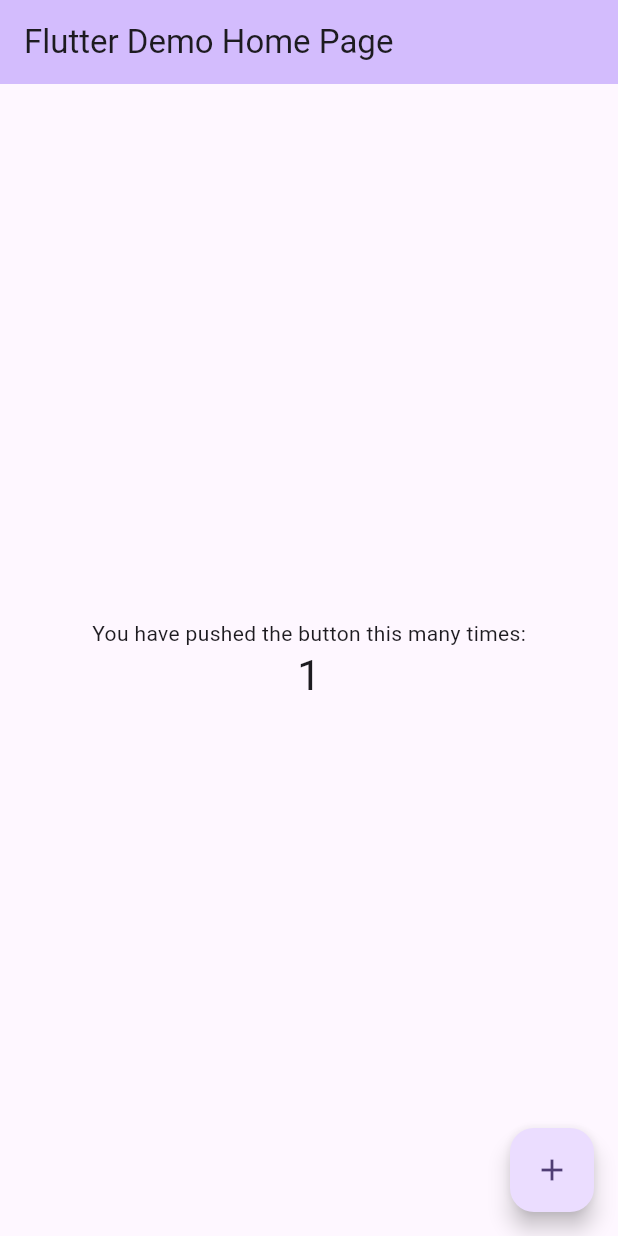
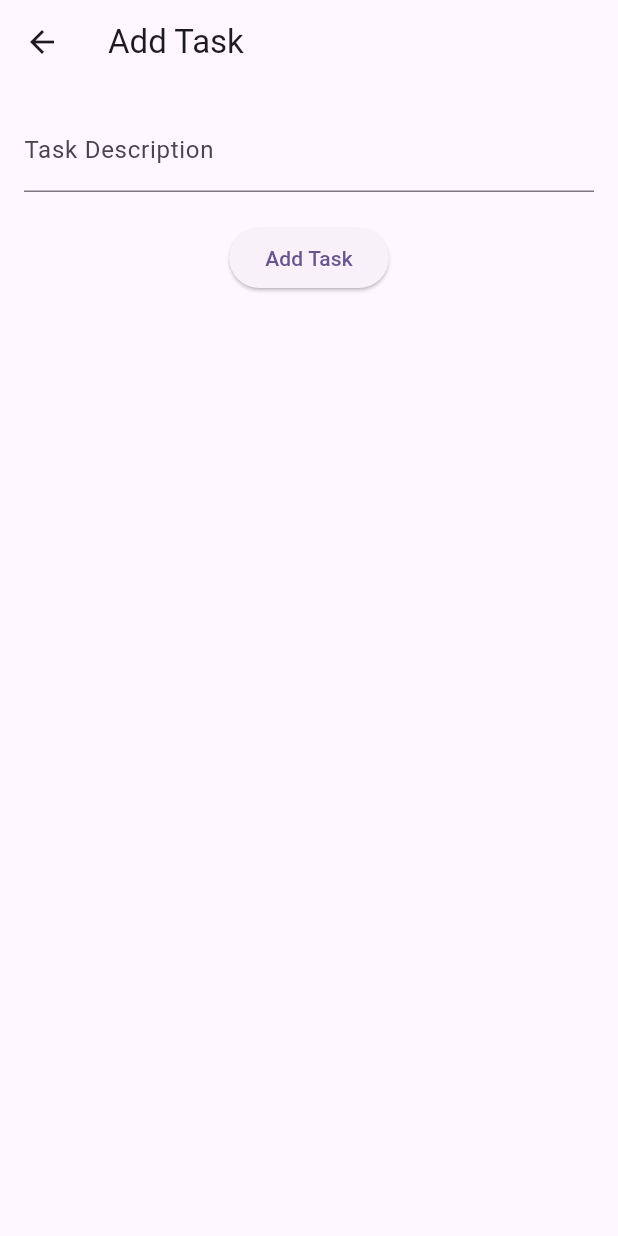
Before and after one commit to abuzarsaddiqui/task_manager_flutter, a Flutter app: the screen it shows after launch, after a tap on the "add" icon, on a phone screen of 412 x 824 dp. Run offline on Flutter 3.47's test engine with Material 3 defaults, Android fonts, the phone set to English and light mode, and no system bars; our stand-ins replace bloc, flutter_bloc.

Commit message:
feat: added listing and add screens with bloc

```diff
--- a/lib/domain/entity/task.dart
+++ b/lib/domain/entity/task.dart
@@ -2,9 +2,9 @@ import 'package:uuid/uuid.dart';
 
 class Task {
   final String id;
-  final String title;
+  final String description;
 
-  Task({required this.title})
+  Task({required this.description})
   : id = const Uuid().v1();
 
   @override
@@ -17,6 +17,6 @@ class Task {
 
   @override
   String toString() {
-    return 'Task{id: $id, title: $title}';
+    return 'Task{id: $id, title: $description}';
   }
 }
--- a/lib/domain/usecase/add_task_usecase.dart
+++ b/lib/domain/usecase/add_task_usecase.dart
@@ -6,7 +6,7 @@ class AddTaskUseCase {
 
   AddTaskUseCase(this._repository);
 
-  Future<void> addTask(Task task) {
-    return _repository.addTask(task);
+  Future<void> addTask(String description) {
+    return _repository.addTask(Task(description: description));
   }
 }
--- a/lib/main.dart
+++ b/lib/main.dart
@@ -1,4 +1,14 @@
 import 'package:flutter/material.dart';
+import 'package:flutter_bloc/flutter_bloc.dart';
+import 'package:task_manager/data/task_repository_impl.dart';
+import 'package:task_manager/presentation/bloc/task/task_bloc.dart';
+import 'package:task_manager/presentation/bloc/task/task_state.dart';
+import 'package:task_manager/presentation/screens/add_task_screen.dart';
+import 'package:task_manager/presentation/screens/list_task.dart';
+
+import 'domain/usecase/add_task_usecase.dart';
+import 'domain/usecase/delete_task_usecase.dart';
+import 'domain/usecase/list_tasks_usecase.dart';
 
 void main() {
   runApp(const MyApp());
@@ -10,28 +20,20 @@
   // This widget is the root of your application.
   @override
   Widget build(BuildContext context) {
-    return MaterialApp(
-      title: 'Flutter Demo',
-      theme: ThemeData(
-        // This is the theme of your application.
-        //
-        // TRY THIS: Try running your application with "flutter run". You'll see
-        // the application has a purple toolbar. Then, without quitting the app,
-        // try changing the seedColor in the colorScheme below to Colors.green
-        // and then invoke "hot reload" (save your changes or press the "hot
-        // reload" button in a Flutter-supported IDE, or press "r" if you used
-        // the command line to start the app).
-        //
-        // Notice that the counter didn't reset back to zero; the application
-        // state is not lost during the reload. To reset the state, use hot
-        // restart instead.
-        //
-        // This works for code too, not just values: Most code changes can be
-        // tested with just a hot reload.
-        colorScheme: ColorScheme.fromSeed(seedColor: Colors.deepPurple),
-        useMaterial3: true,
-      ),
-      home: const MyHomePage(title: 'Flutter Demo Home Page'),
+    return BlocProvider<TasksBloc>(
+      create: (context) => TasksBloc(
+          listTasksUseCase: ListTaskUseCase(TaskRepositoryImpl()),
+          addTaskUseCase: AddTaskUseCase(TaskRepositoryImpl()),
+          deleteTaskUseCase: DeleteTaskUseCase(TaskRepositoryImpl()),
+        ),
+      child: MaterialApp(
+        title: 'Flutter Demo',
+        theme: ThemeData(
+          colorScheme: ColorScheme.fromSeed(seedColor: Colors.deepPurple),
+          useMaterial3: true,
+        ),
+        home: ListTaskScreen()
+        ),
     );
   }
 }
--- /dev/null
+++ b/lib/presentation/bloc/task/task_bloc.dart
@@ -0,0 +1,65 @@
+// bloc/tasks/tasks_bloc.dart
+
+import 'dart:async';
+
+import 'package:bloc/bloc.dart';
+import 'package:task_manager/domain/usecase/add_task_usecase.dart';
+import 'package:task_manager/domain/usecase/delete_task_usecase.dart';
+import 'package:task_manager/domain/usecase/list_tasks_usecase.dart';
+import 'package:task_manager/presentation/bloc/task/task_event.dart';
+import 'package:task_manager/presentation/bloc/task/task_state.dart';
+
+import '../../../domain/entity/task.dart';
+
+
+
+class TasksBloc extends Bloc<TasksEvent, TasksState> {
+  final ListTaskUseCase listTasksUseCase;
+  final AddTaskUseCase addTaskUseCase;
+  final DeleteTaskUseCase deleteTaskUseCase;
+
+
+  TasksBloc({
+    required this.listTasksUseCase,
+    required this.addTaskUseCase,
+    required this.deleteTaskUseCase,
+  }) : super(TasksEmpty()){
+    on<AddTask>((event, emit)=>_onAddTask(event.description, emit));
+    on<LoadTasks>((event, emit)=>_onLoadTasks(emit));
+    on<DeleteTask>((event, emit)=>_onDeleteTask(event.task, emit));
+  }
+
+  Future<void> _onLoadTasks(Emitter<TasksState> emit) async {
+    try {
+      final tasks = await listTasksUseCase.listTasks();
+      emit(TasksLoaded(tasks));
+    } catch (error) {
+      print(error);
+    }
+  }
+
+  void _onAddTask(String description, Emitter<TasksState> emit) async {
+    if (description.isEmpty) return;
+
+    try {
+      await addTaskUseCase.addTask(description);
+      await _onLoadTasks(emit); // Reload tasks after adding
+      // final tasks = await listTasksUseCase.listTasks();
+    } catch (error) {
+      //handle exception
+      print(error);
+
+    }
+  }
+
+  void _onDeleteTask(Task task, Emitter<TasksState> emit) async {
+    try {
+      await deleteTaskUseCase.deleteTask(task);
+      await _onLoadTasks(emit); // Reload tasks after adding
+    } catch (error) {
+      //handle exception
+      print(error);
+
+    }
+  }
+}
--- /dev/null
+++ b/lib/presentation/bloc/task/task_event.dart
@@ -0,0 +1,16 @@
+import '../../../domain/entity/task.dart';
+
+abstract class TasksEvent {}
+
+class LoadTasks extends TasksEvent {}
+
+class AddTask extends TasksEvent {
+  final String description;
+  AddTask(this.description);
+}
+
+class DeleteTask extends TasksEvent {
+  final Task task;
+
+  DeleteTask(this.task);
+}
--- /dev/null
+++ b/lib/presentation/bloc/task/task_state.dart
@@ -0,0 +1,10 @@
+import '../../../domain/entity/task.dart';
+
+abstract class TasksState {}
+
+class TasksEmpty extends TasksState{}
+class TasksLoaded extends TasksState {
+  final List<Task> tasks;
+
+  TasksLoaded(this.tasks);
+}
--- /dev/null
+++ b/lib/presentation/screens/add_task_screen.dart
@@ -0,0 +1,55 @@
+import 'package:flutter/material.dart';
+import 'package:flutter_bloc/flutter_bloc.dart';
+
+import '../bloc/task/task_bloc.dart';
+import '../bloc/task/task_event.dart';
+
+class AddTaskScreen extends StatefulWidget {
+  const AddTaskScreen({super.key});
+
+  @override
+  _AddTaskScreenState createState() => _AddTaskScreenState();
+}
+
+class _AddTaskScreenState extends State<AddTaskScreen> {
+  final _formKey = GlobalKey<FormState>();
+  final _titleController = TextEditingController();
+
+  @override
+  Widget build(BuildContext context) {
+    return Scaffold(
+      appBar: AppBar(
+        title: Text('Add Task'),
+      ),
+      body: Padding(
+        padding: const EdgeInsets.all(16.0),
+        child: Form(
+          key: _formKey,
+          child: Column(
+            children: [
+              TextFormField(
+                controller: _titleController,
+                decoration:
+                    const InputDecoration(labelText: 'Task Description'),
+                validator: (value) =>
+                    value!.isEmpty ? 'Please enter a description' : null,
+              ),
+              const SizedBox(height: 20.0),
+              ElevatedButton(
+                onPressed: () {
+                  if (_formKey.currentState!.validate()) {
+                    BlocProvider.of<TasksBloc>(context)
+                        .add(AddTask(_titleController.text));
+                    Navigator.pop(
+                        context); // Close the screen after adding task
+                  }
+                },
+                child: const Text('Add Task'),
+              ),
+            ],
+          ),
+        ),
+      ),
+    );
+  }
+}
--- /dev/null
+++ b/lib/presentation/screens/list_task.dart
@@ -0,0 +1,45 @@
+import 'package:flutter/cupertino.dart';
+import 'package:flutter/material.dart';
+import 'package:flutter_bloc/flutter_bloc.dart';
+import 'package:task_manager/presentation/screens/add_task_screen.dart';
+
+import '../bloc/task/task_bloc.dart';
+import '../bloc/task/task_state.dart';
+import '../widgets/task_list_item_widget.dart';
+
+class ListTaskScreen extends StatelessWidget {
+  const ListTaskScreen({super.key});
+
+  @override
+  Widget build(BuildContext context) {
+    return Scaffold(
+        appBar: AppBar(
+          title: const Text("Tasks"),
+        ),
+        floatingActionButton: FloatingActionButton(
+          onPressed: () {
+            Navigator.of(context).push(
+              MaterialPageRoute(
+                builder: (context) => const AddTaskScreen(),
+              ),
+            );
+          },
+          child: const Icon(Icons.add),
+        ),
+        body: BlocBuilder<TasksBloc, TasksState>(
+          builder: (context, state) {
+            if (state is TasksLoaded) {
+              return ListView.builder(
+                itemCount: state.tasks.length,
+                itemBuilder: (context, index) {
+                  final task = state.tasks[index];
+                  return TaskItem(task:task, onPressed: (){},);
+                },
+              );
+            } else {
+              return const Center(child: Text('Click + to create tasks'));
+            }
+          },
+        ));
+  }
+}
--- /dev/null
+++ b/lib/presentation/widgets/task_list_item_widget.dart
@@ -0,0 +1,19 @@
+import 'package:flutter/material.dart';
+import 'package:task_manager/domain/entity/task.dart';
+
+class TaskItem extends StatelessWidget{
+  final Task task;
+  final Function onPressed;
+
+  const TaskItem({super.key, required this.task, required this.onPressed});
+
+  @override
+  Widget build(BuildContext context) {
+    return ListTile(
+      title: Text(task.description),
+      trailing: IconButton(icon: const Icon(Icons.delete), onPressed: onPressed(),)
+      // Implement delete functionality
+    );
+  }
+
+}
--- a/pubspec.yaml
+++ b/pubspec.yaml
@@ -36,6 +36,7 @@ dependencies:
   # Use with the CupertinoIcons class for iOS style icons.
   cupertino_icons: ^1.0.6
   uuid: ^4.4.0
+  flutter_bloc: ^8.1.5
 
 
 dev_dependencies:
```
